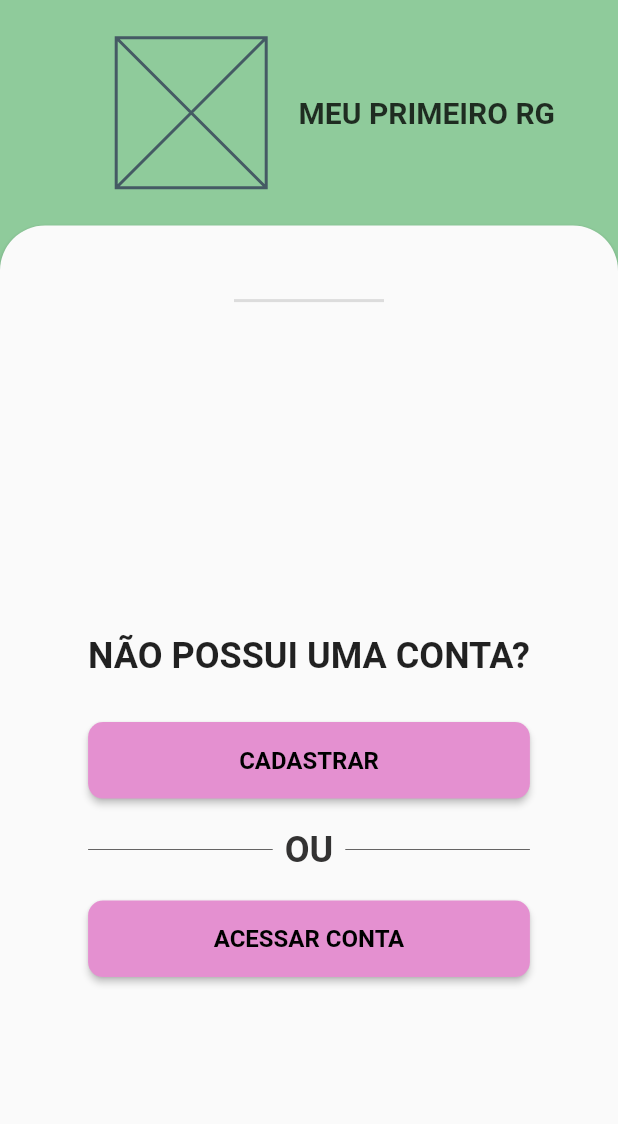
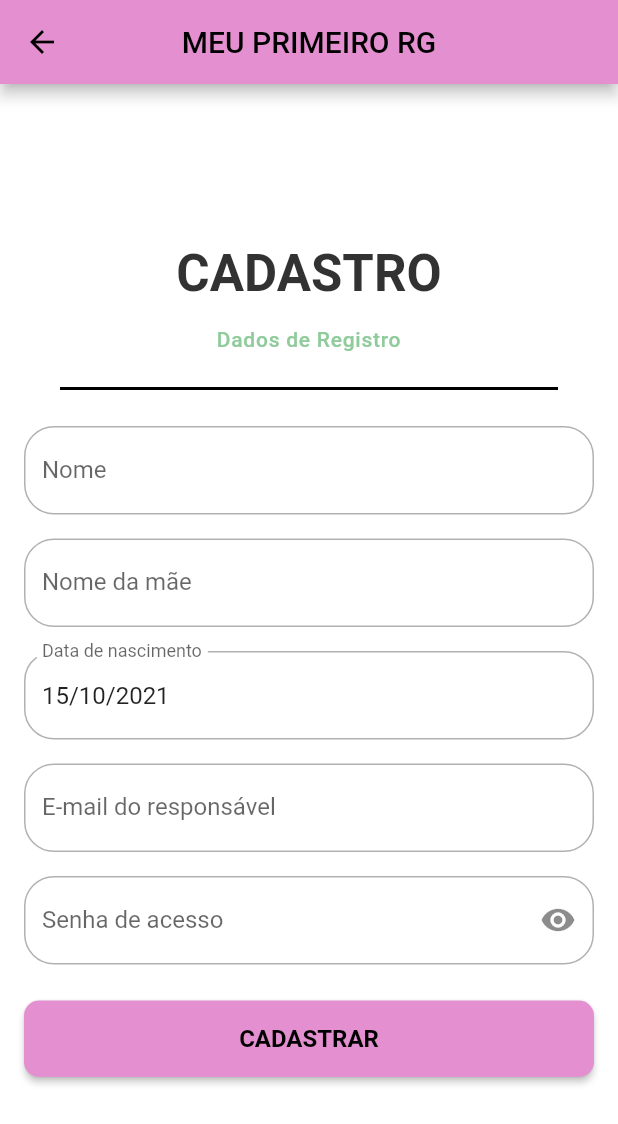
Before and after one commit to aquino-mael/meu_rg, a Flutter app: the screen it shows after launch, scrolled down 550 dp, after a tap on "CADASTRAR", on a phone screen of 412 x 824 dp. Shown: the top 1124 px of the screen. Run offline on Flutter 3.47's test engine with Material 2 defaults, Android fonts, the phone set to English and light mode, and no system bars.

Commit message:
change name of function to navigate to another screen

```diff
--- a/lib/core/router_navigator.dart
+++ b/lib/core/router_navigator.dart
@@ -3,7 +3,7 @@ import 'package:flutter/cupertino.dart';
 class RouterNavigator {
   static final navigatorKey = GlobalKey<NavigatorState>();
 
-  static Future<T?> navigateToPage<T>({required Widget page}) async {
+  static Future<T?> navigateToScreen<T>({required Widget page}) async {
     return await navigatorKey.currentState?.push<T>(
       CupertinoPageRoute(
         builder: (context) {
--- a/lib/screens/home/home_screen.dart
+++ b/lib/screens/home/home_screen.dart
@@ -1,4 +1,3 @@
-import 'package:flutter/cupertino.dart';
 import 'package:flutter/material.dart';
 
 import '../../app/app.dart';
@@ -67,7 +66,7 @@ class HomeScreen extends StatelessWidget {
               Spacer(),
               ElevatedButton(
                 onPressed: () {
-                  RouterNavigator.navigateToPage(
+                  RouterNavigator.navigateToScreen(
                     page: SchedulingScreen(),
                   );
                 },
--- a/lib/screens/initial/initial_screen.dart
+++ b/lib/screens/initial/initial_screen.dart
@@ -1,7 +1,8 @@
 import 'package:flutter/material.dart';
 
 import '../../app/app.dart';
-import 'widgets/my_persistent_header.dart';
+import '../../core/core.dart';
+import '../register/register.dart';
 import 'widgets/widgets.dart';
 
 const kMillesecondsDurationAnimation = 500;
@@ -58,7 +59,6 @@ class _InitialPageState extends State<InitialPage> {
             controller: _scrollController,
             slivers: [
               SliverPersistentHeader(
-                pinned: true,
                 delegate: MyPersistentHeader(
                   eightyFivePercentOfScreen: MediaQuery.of(context).size.height * 0.85,
                 ),
@@ -110,7 +110,11 @@ class _InitialPageState extends State<InitialPage> {
                                           ),
                                           ElevatedButton(
                                             child: Text('CADASTRAR'),
-                                            onPressed: () {},
+                                            onPressed: () {
+                                              RouterNavigator.navigateToScreen(
+                                                page: RegisterScreen()
+                                              );
+                                            },
                                           ),
                                           SizedBox(
                                             height: 20.0,
--- a/lib/screens/initial/widgets/login_menu.dart
+++ b/lib/screens/initial/widgets/login_menu.dart
@@ -1,9 +1,9 @@
-import 'package:flutter/cupertino.dart';
 import 'package:flutter/material.dart';
 
 import '../../../app/app.dart';
 import '../../../core/core.dart';
 import '../../home/home.dart';
+import '../../screens.dart';
 
 class LoginMenu extends StatelessWidget {
   @override
@@ -53,7 +53,7 @@ class LoginMenu extends StatelessWidget {
             ElevatedButton(
               child: Text('ENTRAR'),
               onPressed: () {
-                RouterNavigator.navigateToPage(
+                RouterNavigator.navigateToScreen(
                   page: HomeScreen(),
                 );
               },
--- /dev/null
+++ b/lib/screens/register/register.dart
@@ -0,0 +1 @@
+export 'register_screen.dart';
--- /dev/null
+++ b/lib/screens/register/register_screen.dart
@@ -0,0 +1,153 @@
+import 'package:flutter/material.dart';
+import 'package:intl/intl.dart';
+import '../../app/app.dart';
+import '../../utils/utils.dart';
+
+class RegisterScreen extends StatefulWidget {
+  @override
+  _RegisterScreenState createState() => _RegisterScreenState();
+}
+
+class _RegisterScreenState extends State<RegisterScreen> {
+  late TextEditingController _dateInputController;
+
+  DateTime _selectedDate = DateTime.now();
+
+  bool _obscurePassword = true;
+
+  @override
+  Widget build(BuildContext context) {
+    _dateInputController = TextEditingController(
+      text: DateFormat("dd/MM/yyyy").format(_selectedDate),
+    );
+
+    return Scaffold(
+      appBar: AppBar(
+        title: Text(App.appName.toUpperCase()),
+      ),
+      body: Padding(
+        padding: const EdgeInsets.all(16.0),
+        child: Center(
+          child: SingleChildScrollView(
+            child: Column(
+              crossAxisAlignment: CrossAxisAlignment.stretch,
+              mainAxisSize: MainAxisSize.min,
+              children: [
+                Text(
+                  'CADASTRO',
+                  textAlign: TextAlign.center,
+                  style: Theme.of(context).textTheme.headline4!.copyWith(
+                    fontWeight: FontWeight.bold,
+                    color: AppColors.black
+                  )
+                ),
+                SizedBox(
+                  height: 16.0,
+                ),
+                Text(
+                  'Dados de Registro',
+                  textAlign: TextAlign.center,
+                  style: TextStyle(
+                    color: AppColors.primaryColor,
+                    fontWeight: FontWeight.w500,
+                    letterSpacing: .5
+                  ),
+                ),
+                Divider(
+                  height: 50,
+                  color: Colors.black,
+                  thickness: 2,
+                  indent: 24.0,
+                  endIndent: 24.0,
+                ),
+                TextFormField(
+                  decoration: InputDecoration(
+                    border: OutlineInputBorder(
+                      borderRadius: BorderRadius.circular(20.0)
+                    ),
+                    labelText: 'Nome',
+                  ),
+                ),
+                SizedBox(
+                  height: 16.0,
+                ),
+                TextFormField(
+                  decoration: InputDecoration(
+                    border: OutlineInputBorder(
+                      borderRadius: BorderRadius.circular(20.0)
+                    ),
+                    labelText: 'Nome da mãe',
+                  ),
+                ),
+                SizedBox(
+                  height: 16.0,
+                ),
+                TextFormField(
+                  keyboardType: TextInputType.emailAddress,
+                  readOnly: true,
+                  controller: _dateInputController,
+                  decoration: InputDecoration(
+                    border: OutlineInputBorder(
+                      borderRadius: BorderRadius.circular(20.0)
+                    ),
+                    labelText: 'Data de nascimento',
+                  ),
+                  onTap: () async {
+                    final date = await selectDateOnDatePicker(context, _selectedDate, DateTime.now());
+                    if(date == null) return;
+                    if(date == _selectedDate) return;
+
+                    _selectedDate = date;
+                    setState(() {});
+                  },
+                ),
+                SizedBox(
+                  height: 16.0,
+                ),
+                TextFormField(
+                  keyboardType: TextInputType.emailAddress,
+                  decoration: InputDecoration(
+                    border: OutlineInputBorder(
+                      borderRadius: BorderRadius.circular(20.0)
+                    ),
+                    labelText: 'E-mail do responsável',
+                  ),
+                ),
+                SizedBox(
+                  height: 16.0,
+                ),
+                TextFormField(
+                  keyboardType: TextInputType.visiblePassword,
+                  obscureText: _obscurePassword,
+                  decoration: InputDecoration(
+                    suffixIcon: IconButton(
+                      onPressed: () => setState(() {
+                        _obscurePassword = !_obscurePassword;
+                      }),
+                      icon: Icon(
+                        _obscurePassword
+                          ? Icons.visibility
+                          : Icons.visibility_off
+                      ),
+                    ),
+                    border: OutlineInputBorder(
+                      borderRadius: BorderRadius.circular(20.0)
+                    ),
+                    labelText: 'Senha de acesso',
+                  ),
+                ),
+                SizedBox(
+                  height: 24.0,
+                ),
+                ElevatedButton(
+                  onPressed: () {},
+                  child: Text('CADASTRAR'),
+                ),
+              ],
+            ),
+          ),
+        ),
+      ),
+    );
+  }
+}
--- a/lib/screens/scheduling/scheduling_screen.dart
+++ b/lib/screens/scheduling/scheduling_screen.dart
@@ -2,6 +2,7 @@ import 'package:flutter/material.dart';
 import 'package:intl/intl.dart';
 
 import '../../app/app.dart';
+import '../../utils/utils.dart';
 
 class SchedulingScreen extends StatefulWidget {
   const SchedulingScreen({ Key? key }) : super(key: key);
@@ -159,7 +160,14 @@ class _SchedulingScreenState extends State<SchedulingScreen> {
                           isDense: true,
                           contentPadding: const EdgeInsets.symmetric(vertical: 3.0)
                         ),
-                        onTap: _selectADateOnDatePicker,
+                        onTap: () async {
+                          final date = await selectDateOnDatePicker(context, _selectedDate);
+                          if(date == null) return;
+                          if(date == _selectedDate) return;
+
+                          _selectedDate = date;
+                          setState(() {});
+                        },
                       ),
                     ),
                   ),
@@ -244,19 +252,4 @@ class _SchedulingScreenState extends State<SchedulingScreen> {
       _selectedLocal = newIndexLocal;
     });
   }
-
-  Future<void> _selectADateOnDatePicker() async {
-    DateTime? date = await showDatePicker(
-      context: context,
-      initialDate: _selectedDate,
-      firstDate: DateTime(1900),
-      lastDate: DateTime(DateTime.now().year, DateTime.now().month + 1, 15),
-    );
-    if(date == null) return;
-    if(date == _selectedDate) return;
-
-    setState(() {
-      _selectedDate = date;
-    });
-  }
 }
--- a/lib/screens/screens.dart
+++ b/lib/screens/screens.dart
@@ -1,2 +1,4 @@
 export 'home/home.dart';
 export 'initial/initial.dart';
+export 'register/register.dart';
+export 'scheduling/scheduling.dart';
--- /dev/null
+++ b/lib/utils/utils.dart
@@ -0,0 +1,11 @@
+import 'package:flutter/material.dart';
+
+Future<DateTime?> selectDateOnDatePicker(BuildContext context, selectedDate, [DateTime? lastDate]) async {
+  DateTime? date = await showDatePicker(
+    context: context,
+    initialDate: selectedDate,
+    firstDate: DateTime(1900),
+    lastDate: lastDate ?? DateTime(DateTime.now().year, DateTime.now().month + 1, 15)
+  );
+  return date;
+}
```
